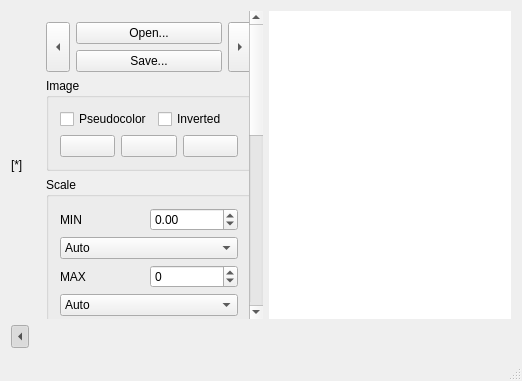
Before: the Qt Designer form mainwindow.ui in polyanskiy/easyFG, drawn with Qt 5.
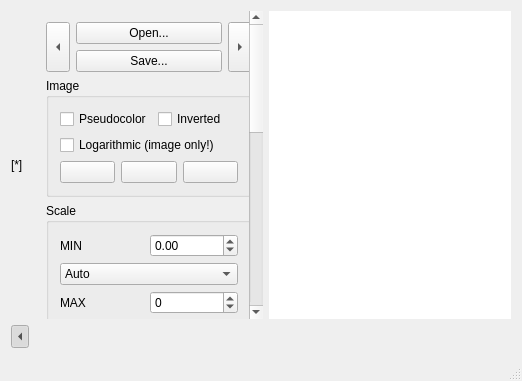
After: the same form once the commit is applied. Icons and pictures are not drawn.

Commit message: Fix 8bit TIFF, add Logarithmic image scale

What changed in the file:
```diff
--- a/mainwindow.ui
+++ b/mainwindow.ui
@@ -49,9 +49,9 @@
        <property name="geometry">
         <rect>
          <x>0</x>
-         <y>-339</y>
-         <width>210</width>
-         <height>770</height>
+         <y>0</y>
+         <width>200</width>
+         <height>726</height>
         </rect>
        </property>
        <property name="sizePolicy">
@@ -155,7 +155,7 @@
            <string>Image</string>
           </property>
           <layout class="QGridLayout" name="gridLayout_2">
-           <item row="1" column="0" colspan="2">
+           <item row="2" column="0" colspan="2">
             <layout class="QHBoxLayout" name="horizontalLayout_4">
              <item>
               <widget class="QPushButton" name="ZoomInButton">
@@ -248,6 +248,13 @@
              </property>
             </widget>
            </item>
+           <item row="1" column="0" colspan="2">
+            <widget class="QCheckBox" name="logarithmicCheckBox">
+             <property name="text">
+              <string>Logarithmic (image only!)</string>
+             </property>
+            </widget>
+           </item>
           </layout>
          </widget>
         </item>
```
The commit also changes 7 other files.
